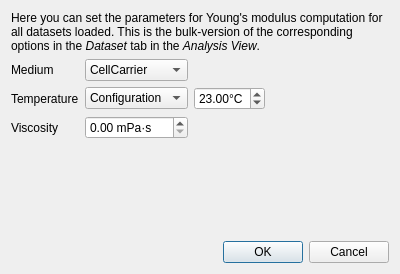
First picture: the form in shapeout2/gui/bulk/bulk_emodulus.ui, repository ZELLMECHANIK-DRESDEN/ShapeOut2, before the edit.
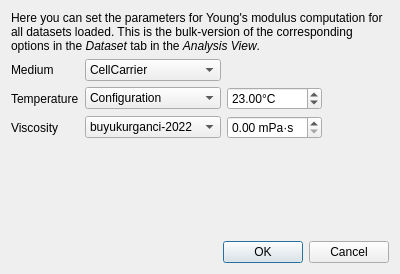
Second picture: the form after the edit. Icons and pictures are not drawn. Custom widgets are drawn as their Qt base class.

Commit message: enh: new viscosity computation for bulk emodulus (#136)

Patch:
```diff
--- a/shapeout2/gui/bulk/bulk_emodulus.ui
+++ b/shapeout2/gui/bulk/bulk_emodulus.ui
@@ -74,16 +74,6 @@
        </item>
       </widget>
      </item>
-     <item row="2" column="1">
-      <widget class="DoubleSpinBoxNan" name="doubleSpinBox_visc">
-       <property name="showGroupSeparator" stdset="0">
-        <bool>false</bool>
-       </property>
-       <property name="suffix">
-        <string> mPa·s</string>
-       </property>
-      </widget>
-     </item>
      <item row="0" column="0">
       <widget class="QLabel" name="label_6">
        <property name="text">
@@ -150,6 +140,30 @@
        </property>
       </spacer>
      </item>
+     <item row="2" column="2">
+      <widget class="DoubleSpinBoxNan" name="doubleSpinBox_visc">
+       <property name="showGroupSeparator" stdset="0">
+        <bool>false</bool>
+       </property>
+       <property name="suffix">
+        <string> mPa·s</string>
+       </property>
+      </widget>
+     </item>
+     <item row="2" column="1">
+      <widget class="QComboBox" name="comboBox_visc_model">
+       <item>
+        <property name="text">
+         <string>buyukurganci-2022</string>
+        </property>
+       </item>
+       <item>
+        <property name="text">
+         <string>herold-2017</string>
+        </property>
+       </item>
+      </widget>
+     </item>
     </layout>
    </item>
    <item>
```
The commit also changes 3 other files.
